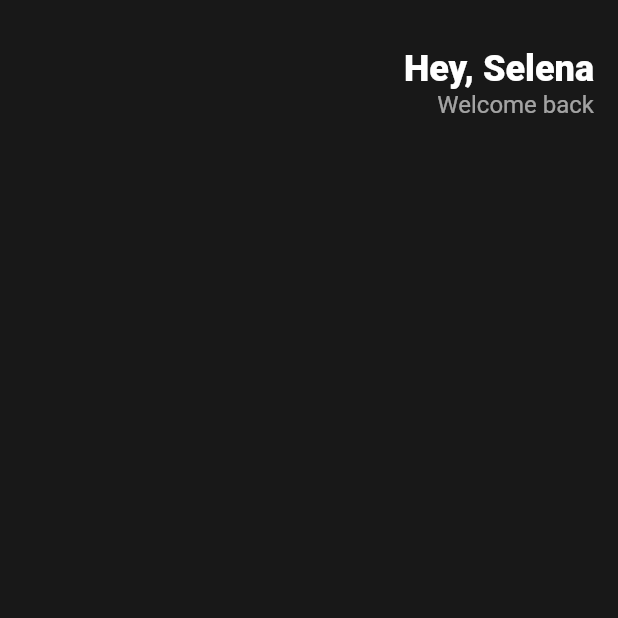
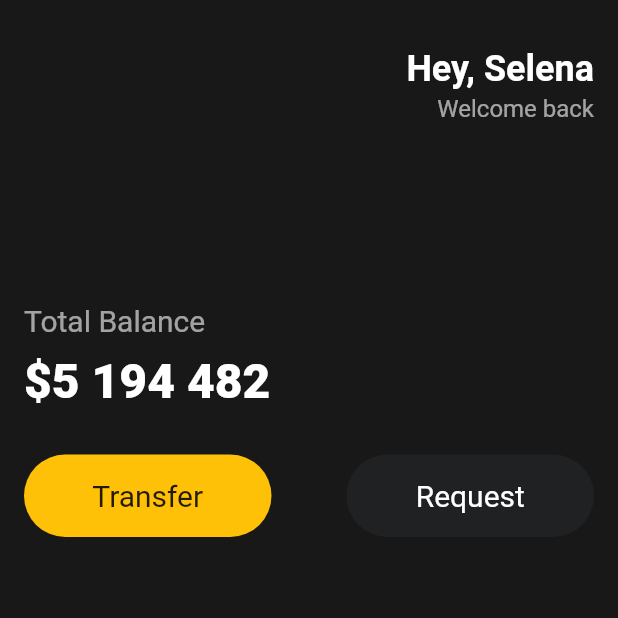
Before and after one commit to yyeonkim/flutterStudy, a Flutter app: the screen it shows after launch, on a phone screen of 412 x 824 dp, the top half of it. Run offline on Flutter 3.47's test engine with Material 2 defaults, Android fonts, the phone set to English and light mode, and no system bars.

Commit message:
Feat: Add buttons

```diff
--- a/lib/main.dart
+++ b/lib/main.dart
@@ -9,10 +9,11 @@ class App extends StatelessWidget {
   Widget build(BuildContext context) {
     return MaterialApp(
       home: Scaffold(
-          backgroundColor: Color(0xFF181818),
+          backgroundColor: const Color(0xFF181818),
           body: Padding(
-              padding: EdgeInsets.symmetric(horizontal: 16, vertical: 32),
+              padding: const EdgeInsets.symmetric(horizontal: 16, vertical: 32),
               child: Column(
+                crossAxisAlignment: CrossAxisAlignment.start,
                 children: [
                   Row(
                     mainAxisAlignment: MainAxisAlignment.end,
@@ -20,13 +21,16 @@ class App extends StatelessWidget {
                       Column(
                         crossAxisAlignment: CrossAxisAlignment.end,
                         children: [
-                          Text(
+                          const Text(
                             "Hey, Selena",
                             style: TextStyle(
                               color: Colors.white,
                               fontSize: 24,
-                              fontWeight: FontWeight.w800,
+                              fontWeight: FontWeight.w600,
                             ),
+                          ),
+                          const SizedBox(
+                            height: 3,
                           ),
                           Text(
                             "Welcome back",
@@ -37,6 +41,66 @@ class App extends StatelessWidget {
                         ],
                       )
                     ],
+                  ),
+                  const SizedBox(
+                    height: 120,
+                  ),
+                  Text(
+                    "Total Balance",
+                    style: TextStyle(
+                      color: Colors.white.withOpacity(0.6),
+                      fontSize: 20,
+                    ),
+                  ),
+                  const SizedBox(
+                    height: 10,
+                  ),
+                  const Text(
+                    "\$5 194 482",
+                    style: TextStyle(
+                      color: Colors.white,
+                      fontSize: 32,
+                      fontWeight: FontWeight.w800,
+                    ),
+                  ),
+                  const SizedBox(
+                    height: 30,
+                  ),
+                  Row(
+                    mainAxisAlignment: MainAxisAlignment.spaceBetween,
+                    children: [
+                      Container(
+                        width: 165,
+                        alignment: Alignment.center,
+                        decoration: BoxDecoration(
+                            color: Colors.amber,
+                            borderRadius: BorderRadius.circular(50)),
+                        child: const Padding(
+                            padding: EdgeInsets.symmetric(
+                              vertical: 16,
+                            ),
+                            child: Text(
+                              "Transfer",
+                              style: TextStyle(fontSize: 20),
+                            )),
+                      ),
+                      Container(
+                        width: 165,
+                        alignment: Alignment.center,
+                        decoration: BoxDecoration(
+                            color: const Color(0xFF1F2123),
+                            borderRadius: BorderRadius.circular(50)),
+                        child: const Padding(
+                            padding: EdgeInsets.symmetric(
+                              vertical: 16,
+                            ),
+                            child: Text(
+                              "Request",
+                              style:
+                                  TextStyle(color: Colors.white, fontSize: 20),
+                            )),
+                      ),
+                    ],
                   )
                 ],
               ))),
```
